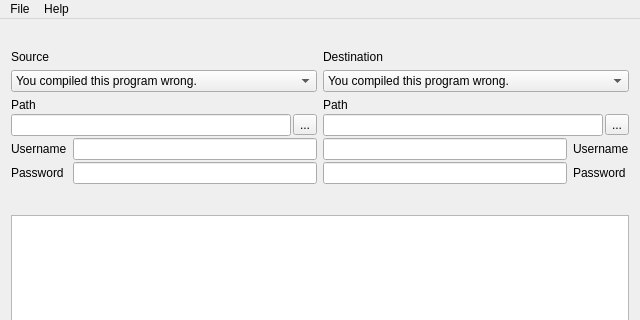
This is log2log.ui in Deltik/Log2Log as Qt 5 draws it before an edit; both pictures show x 0 to 640 and y 0 to 320 of the 640 by 480 pixel window. The edited form follows.
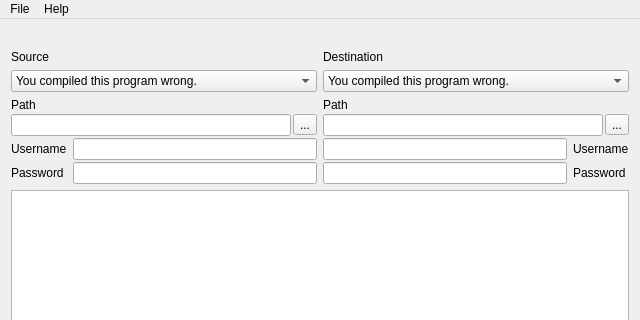
This is the edited form. Icons and pictures are not drawn.

Commit message: 1 new feature, 1 bugfix: - NEW: Added proposed support for Facebook Messages (download) - FIX: Fixed resizing bug in log2log.ui by removing two extraneous vertical spacers

What changed in the file:
```diff
--- a/log2log.ui
+++ b/log2log.ui
@@ -174,19 +174,6 @@
             </item>
            </layout>
           </item>
-          <item>
-           <spacer name="verticalSpacer_2">
-            <property name="orientation">
-             <enum>Qt::Vertical</enum>
-            </property>
-            <property name="sizeHint" stdset="0">
-             <size>
-              <width>20</width>
-              <height>40</height>
-             </size>
-            </property>
-           </spacer>
-          </item>
          </layout>
         </item>
         <item row="2" column="0">
@@ -256,19 +243,6 @@
             </item>
            </layout>
           </item>
-          <item>
-           <spacer name="verticalSpacer">
-            <property name="orientation">
-             <enum>Qt::Vertical</enum>
-            </property>
-            <property name="sizeHint" stdset="0">
-             <size>
-              <width>20</width>
-              <height>40</height>
-             </size>
-            </property>
-           </spacer>
-          </item>
          </layout>
         </item>
        </layout>
```
The commit also changes 3 other files.
